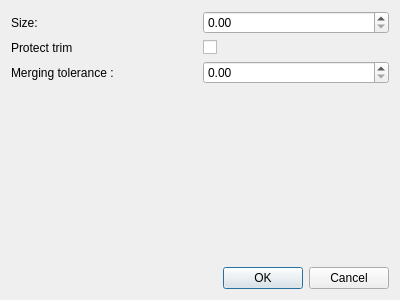
Above: Polyhedron/demo/Polyhedron/Plugins/Cad/CAD_mesher_protect_initialization_dialog.ui from maxGimeno/cgal before the change. Below: the same form after it.
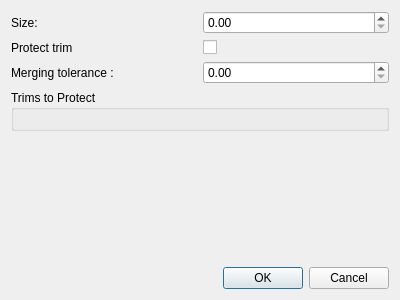
That is the form after the change.

Commit message: WIP Add a possibility to chose the trims to protect.  Currently not working, there is a bug in the spheres logic, in the plugin.

Diff of the .ui file:
```diff
--- a/Polyhedron/demo/Polyhedron/Plugins/Cad/CAD_mesher_protect_initialization_dialog.ui
+++ b/Polyhedron/demo/Polyhedron/Plugins/Cad/CAD_mesher_protect_initialization_dialog.ui
@@ -48,6 +48,18 @@
      </item>
     </layout>
    </item>
+   <item>
+    <widget class="QGroupBox" name="trimsGroupBox">
+     <property name="title">
+      <string>Trims to Protect</string>
+     </property>
+     <layout class="QVBoxLayout" name="verticalLayout_3">
+      <item>
+       <layout class="QVBoxLayout" name="verticalLayout_2"/>
+      </item>
+     </layout>
+    </widget>
+   </item>
    <item>
     <spacer name="verticalSpacer">
      <property name="orientation">
```
Lines whose indentation alone changed are shown as unchanged. The commit also changes 4 other files.
